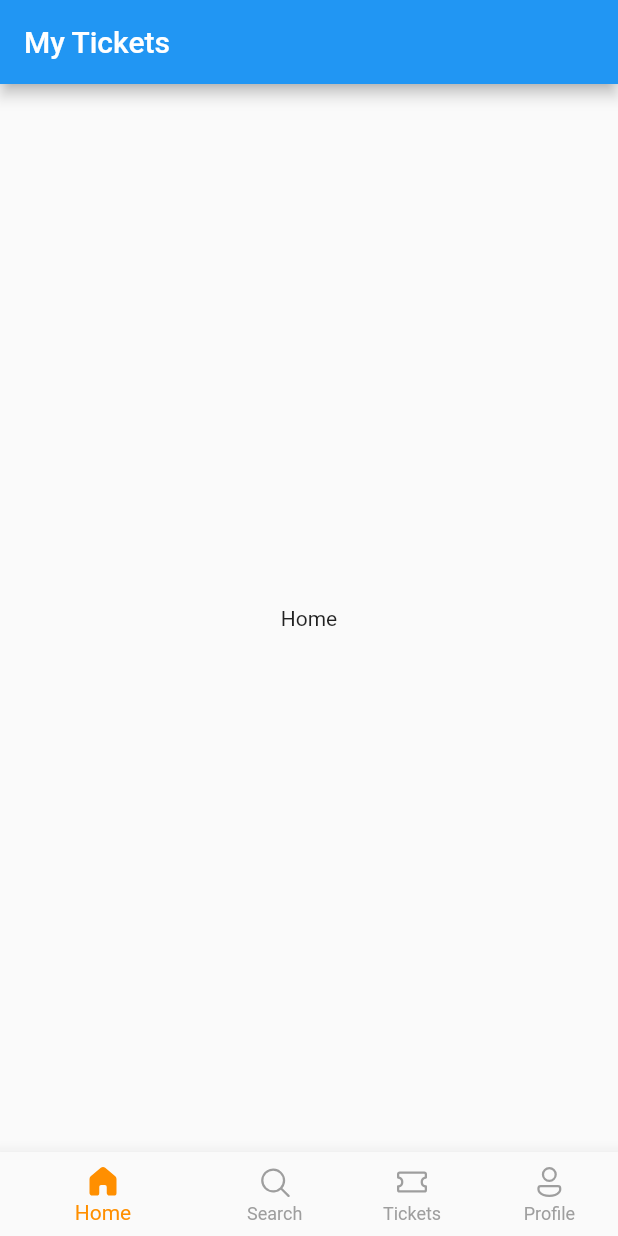
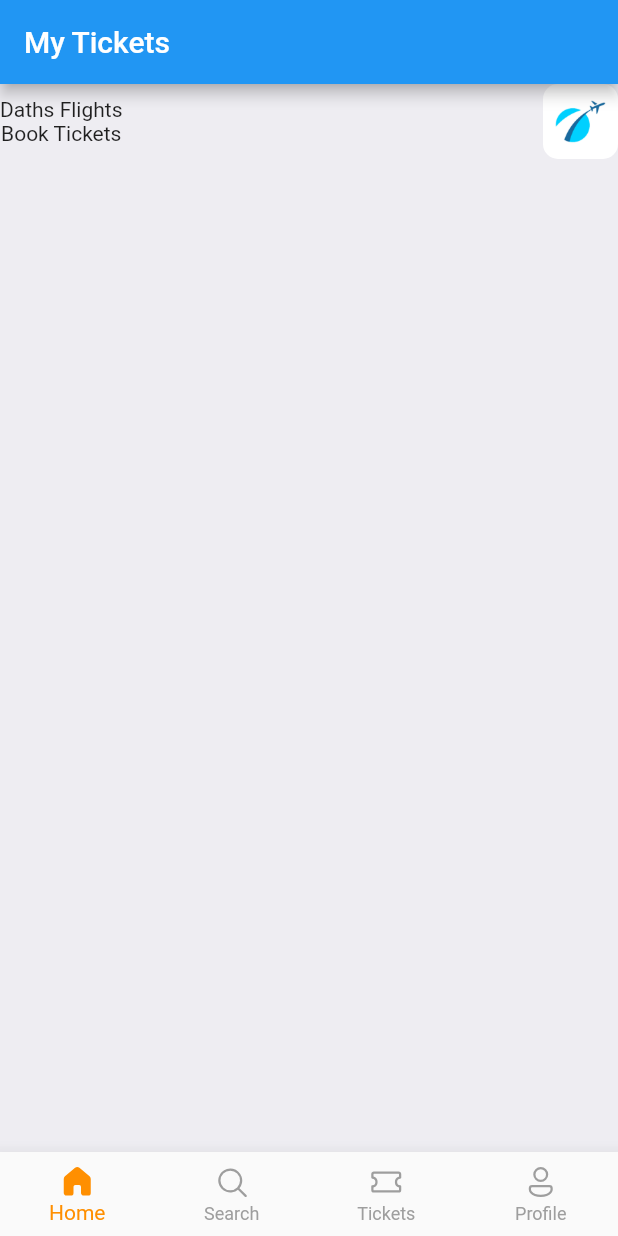
Before and after one commit to Jingurah/Flutter_flights_app, a Flutter app: the screen it shows after launch, on a phone screen of 412 x 824 dp. Run offline on Flutter 3.47's test engine with Material 2 defaults, Android fonts, the light colour scheme and no system bars; our stand-ins replace fluentui_icons.

Commit message:
new file:   assets/images/img.png 	new file:   assets/images/img_1.png 	new file:   assets/images/one.png 	new file:   assets/images/sit.jpg 	new file:   assets/images/three.png 	new file:   assets/images/two.png 	new file:   assets/images/visa.png 	modified:   lib/screens/bottom_bar.dart 	new file:   lib/screens/home_screen.dart 	modified:   pubspec.yaml

```diff
--- a/lib/screens/bottom_bar.dart
+++ b/lib/screens/bottom_bar.dart
@@ -2,6 +2,8 @@ import 'package:fluentui_icons/fluentui_icons.dart';
 import 'package:flutter/material.dart';
 import 'package:flutter/src/widgets/container.dart';
 import 'package:flutter/src/widgets/framework.dart';
+
+import 'home_screen.dart';
 
 class BottomBar extends StatefulWidget {
   const BottomBar({super.key});
@@ -13,7 +15,7 @@ class BottomBar extends StatefulWidget {
 class _BottomBarState extends State<BottomBar> {
   int _selectedIndex = 0;
   static final List<Widget> _widgetOptions = <Widget>[
-    const Text("Home"),
+    HomeScreen(),
     const Text("Search"),
     const Text("Tickets"),
     const Text("Profile"),
@@ -40,6 +42,7 @@ class _BottomBarState extends State<BottomBar> {
         showUnselectedLabels: true,
         unselectedItemColor: Colors.grey,
         //selectedItemColor: Colors.blueGrey,
+        type: BottomNavigationBarType.fixed,
         selectedItemColor: Colors.amber[800],
         items: const <BottomNavigationBarItem>[
           BottomNavigationBarItem(
--- /dev/null
+++ b/lib/screens/home_screen.dart
@@ -0,0 +1,40 @@
+import 'package:flutter/material.dart';
+
+class HomeScreen extends StatelessWidget {
+  const HomeScreen({Key? key}) : super(key: key);
+
+  @override
+  Widget build(BuildContext context) {
+    return Scaffold(
+        backgroundColor: Color(0xFFeeedf2),
+        body: ListView(children: [
+          Container(
+              child: Column(children: [
+            Row(
+              mainAxisAlignment: MainAxisAlignment.spaceBetween,
+              children: [
+                Column(children: const [
+                  Text(
+                    "Daths Flights",
+                  ),
+                  Text(
+                    "Book Tickets",
+                  ),
+                ]),
+                Container(
+                  height: 50,
+                  width: 50,
+                  decoration: BoxDecoration(
+                      borderRadius: BorderRadius.circular(10),
+                      image: const DecorationImage(
+                          fit: BoxFit.fitHeight,
+                          image: AssetImage(
+                            "assets/images/img_1.png",
+                          ))),
+                )
+              ],
+            )
+          ]))
+        ]));
+  }
+}
--- a/pubspec.yaml
+++ b/pubspec.yaml
@@ -59,8 +59,8 @@ flutter:
   uses-material-design: true
 
   # To add assets to your application, add an assets section, like this:
-  # assets:
-  #   - images/a_dot_burr.jpeg
+  assets:
+    - assets/images/
   #   - images/a_dot_ham.jpeg
 
   # An image asset can refer to one or more resolution-specific "variants", see
```
Also changed, not shown: assets/images/img.png (added), assets/images/img_1.png (added), assets/images/one.png (added), assets/images/sit.jpg (added), assets/images/three.png (added), assets/images/two.png (added), assets/images/visa.png (added).
